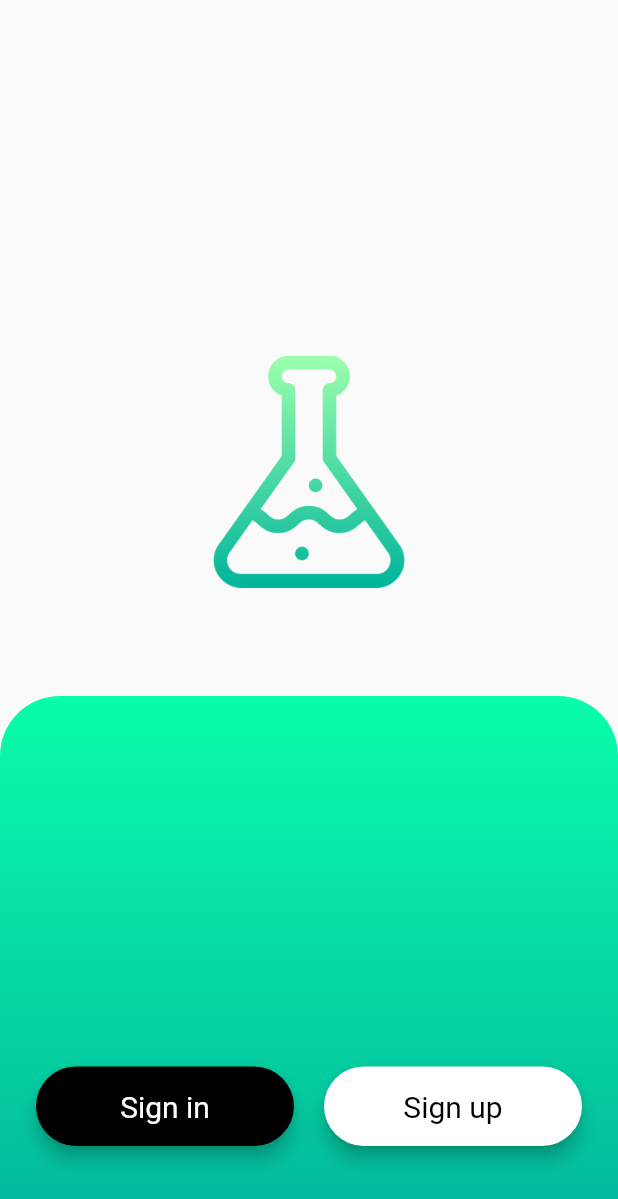
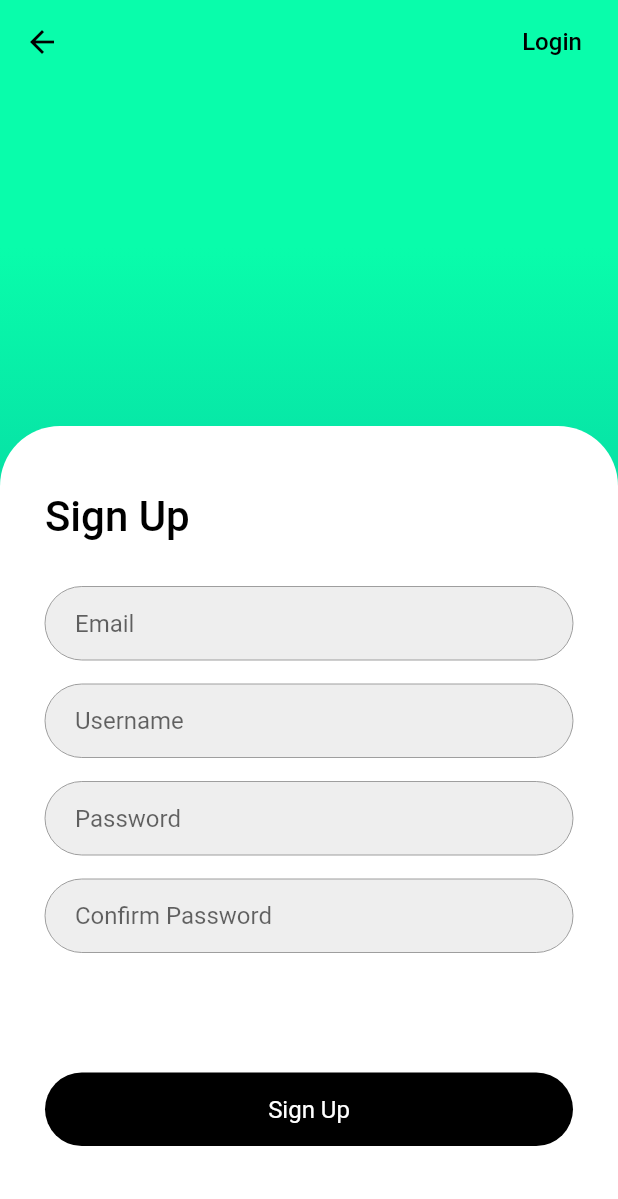
Before and after one commit to wit-id/Platter-Tutorial, a Flutter app: the screen it shows after launch, after a tap on "Sign up", on a phone screen of 412 x 824 dp. Shown: the top 1199 px of the screen. Run offline on Flutter 3.47's test engine with Material 2 defaults, Android fonts, the phone set to English and light mode, and no system bars; Roboto replaces fonts that are missing (Poppins).

Commit message:
Layout main, sign-in, sign-up

```diff
--- a/lib/main.dart
+++ b/lib/main.dart
@@ -1,5 +1,7 @@
 import 'package:flutter/material.dart';
 import 'screens/main_auth_screen.dart';
+import 'screens/sign_in_screen.dart';
+import 'screens/sign_up_screen.dart';
 
 void main() {
   runApp(MyApp());
@@ -29,7 +31,8 @@ class MyApp extends StatelessWidget {
       ),
       home: MyHomePage(),
       routes: {
-        //     ProductDetailScreen.routeName: (ctx) => ProductDetailScreen(),
+        SignInScreen.routeName: (ctx) => SignInScreen(),
+        SignUpScreen.routeName: (ctx) => SignUpScreen(),
         //     CartScreen.routeName: (ctx) => CartScreen(),
         //     OrdersScreen.routeName: (ctx) => OrdersScreen(),
         //     UserProductsScreen.routeName: (ctx) => UserProductsScreen(),
--- a/lib/screens/main_auth_screen.dart
+++ b/lib/screens/main_auth_screen.dart
@@ -1,4 +1,6 @@
 import 'package:flutter/material.dart';
+import 'package:test_flutter/screens/sign_in_screen.dart';
+import 'package:test_flutter/screens/sign_up_screen.dart';
 import 'package:test_flutter/utils/colors.dart';
 
 class MyHomePage extends StatefulWidget {
@@ -16,7 +18,7 @@ class MyHomePage extends StatefulWidget {
 }
 
 class _MyHomePageState extends State<MyHomePage> {
-  TextStyle style = TextStyle(fontFamily: 'Poppins', fontSize: 20.0);
+  TextStyle style = TextStyle(fontFamily: 'Poppins', fontSize: 16.0);
 
   @override
   Widget build(BuildContext context) {
@@ -24,10 +26,12 @@ class _MyHomePageState extends State<MyHomePage> {
       elevation: 5.0,
       borderRadius: BorderRadius.circular(30.0),
       color: Color(0xff000000),
+      shadowColor: Colors.transparent,
       child: MaterialButton(
         minWidth: MediaQuery.of(context).size.width,
         padding: EdgeInsets.fromLTRB(20.0, 15.0, 20.0, 15.0),
-        onPressed: () {},
+        onPressed: () =>
+            Navigator.of(context).pushNamed(SignInScreen.routeName),
         child: Text("Sign in",
             textAlign: TextAlign.center,
             style: style.copyWith(
@@ -39,10 +43,12 @@ class _MyHomePageState extends State<MyHomePage> {
       elevation: 5.0,
       borderRadius: BorderRadius.circular(30.0),
       color: Color(0xffffffff),
+      shadowColor: Colors.transparent,
       child: MaterialButton(
         minWidth: MediaQuery.of(context).size.width,
         padding: EdgeInsets.fromLTRB(20.0, 15.0, 20.0, 15.0),
-        onPressed: () {},
+        onPressed: () =>
+            Navigator.of(context).pushNamed(SignUpScreen.routeName),
         child: Text("Sign up",
             textAlign: TextAlign.center,
             style: style.copyWith(
@@ -71,11 +77,11 @@ class _MyHomePageState extends State<MyHomePage> {
         ),
         Expanded(
           child: Align(
-            alignment: Alignment.bottomCenter,
+            alignment: Alignment.bottomLeft,
             child: Container(
               alignment: Alignment.bottomCenter,
-              padding: EdgeInsets.only(left: 24, right: 24, bottom: 60),
-              height: 360,
+              padding: EdgeInsets.only(left: 30, right: 30, bottom: 60),
+              height: 320,
               decoration: BoxDecoration(
                   gradient: LinearGradient(
                       begin: Alignment.topCenter,
@@ -87,7 +93,31 @@ class _MyHomePageState extends State<MyHomePage> {
                   borderRadius: BorderRadius.only(
                       topLeft: Radius.circular(40),
                       topRight: Radius.circular(40))),
-              child: Row(
+              child: Column(
+                  crossAxisAlignment: CrossAxisAlignment.start,
+                  mainAxisSize: MainAxisSize.max,
+                  mainAxisAlignment: MainAxisAlignment.end,
+                  children: [
+                    Text("Welcome",
+                        textAlign: TextAlign.left,
+                        style: style.copyWith(
+                            color: Colors.black,
+                            fontSize: 28,
+                            fontWeight: FontWeight.w500)),
+                    SizedBox(
+                      height: 50,
+                    ),
+                    Text(
+                        "Lorem ipsum dolor sit amet, consectetur adipiscing elit, sed do eiusmod tempor incididunt ut labore et dolore magna aliqua.",
+                        textAlign: TextAlign.left,
+                        style: style.copyWith(
+                            color: Colors.black,
+                            fontSize: 16,
+                            fontWeight: FontWeight.normal)),
+                    SizedBox(
+                      height: 30,
+                    ),
+                    Row(
                       children: <Widget>[
                         Expanded(child: loginButon),
                         SizedBox(
@@ -96,6 +126,7 @@ class _MyHomePageState extends State<MyHomePage> {
                         Expanded(child: signupButton)
                       ],
                     ),
+                  ]),
             ),
           ),
         )
--- /dev/null
+++ b/lib/screens/sign_up_screen.dart
@@ -0,0 +1,192 @@
+import 'package:flutter/material.dart';
+import 'package:test_flutter/utils/colors.dart';
+import 'package:test_flutter/screens/sign_in_screen.dart';
+
+class SignUpScreen extends StatefulWidget {
+  static const routeName = 'sign-up';
+  // This widget is the home page of your application. It is stateful, meaning
+  // that it has a State object (defined below) that contains fields that affect
+  // how it looks.
+
+  // This class is the configuration for the state. It holds the values (in this
+  // case the title) provided by the parent (in this case the App widget) and
+  // used by the build method of the State. Fields in a Widget subclass are
+  // always marked "final".
+
+  @override
+  _SignUpScreenState createState() => _SignUpScreenState();
+}
+
+class _SignUpScreenState extends State<SignUpScreen> {
+  TextStyle style = TextStyle(fontFamily: 'Poppins', fontSize: 16.0);
+
+  @override
+  Widget build(BuildContext context) {
+    final emailField = TextField(
+      obscureText: false,
+      style: style,
+      decoration: InputDecoration(
+          contentPadding: EdgeInsets.fromLTRB(20.0, 15.0, 20.0, 15.0),
+          hintText: "Email",
+          fillColor: Colors.grey[200],
+          filled: true,
+          enabledBorder: OutlineInputBorder(
+            borderSide: const BorderSide(color: Colors.grey, width: 0.0),
+            borderRadius: BorderRadius.circular(32.0),
+          ),
+          border: OutlineInputBorder(
+            borderRadius: BorderRadius.circular(32.0),
+          )),
+    );
+    final usernameField = TextField(
+      obscureText: false,
+      style: style,
+      decoration: InputDecoration(
+          contentPadding: EdgeInsets.fromLTRB(20.0, 15.0, 20.0, 15.0),
+          hintText: "Username",
+          fillColor: Colors.grey[200],
+          filled: true,
+          enabledBorder: OutlineInputBorder(
+            borderSide: const BorderSide(color: Colors.grey, width: 0.0),
+            borderRadius: BorderRadius.circular(32.0),
+          ),
+          border: OutlineInputBorder(
+            borderRadius: BorderRadius.circular(32.0),
+          )),
+    );
+    final passwordField = TextField(
+      obscureText: true,
+      style: style,
+      decoration: InputDecoration(
+          contentPadding: EdgeInsets.fromLTRB(20.0, 15.0, 20.0, 15.0),
+          hintText: "Password",
+          fillColor: Colors.grey[200],
+          filled: true,
+          enabledBorder: OutlineInputBorder(
+            borderSide: const BorderSide(color: Colors.grey, width: 0.0),
+            borderRadius: BorderRadius.circular(32.0),
+          ),
+          border: OutlineInputBorder(
+            borderRadius: BorderRadius.circular(32.0),
+          )),
+    );
+    final confirmPasswordField = TextField(
+      obscureText: true,
+      style: style,
+      decoration: InputDecoration(
+          contentPadding: EdgeInsets.fromLTRB(20.0, 15.0, 20.0, 15.0),
+          hintText: "Confirm Password",
+          fillColor: Colors.grey[200],
+          filled: true,
+          enabledBorder: OutlineInputBorder(
+            borderSide: const BorderSide(color: Colors.grey, width: 0.0),
+            borderRadius: BorderRadius.circular(32.0),
+          ),
+          border: OutlineInputBorder(
+            borderRadius: BorderRadius.circular(32.0),
+          )),
+    );
+    final signupButon = Material(
+      elevation: 5.0,
+      borderRadius: BorderRadius.circular(30.0),
+      color: Color(0xff000000),
+      shadowColor: Colors.transparent,
+      child: MaterialButton(
+        minWidth: MediaQuery.of(context).size.width,
+        padding: EdgeInsets.fromLTRB(20.0, 15.0, 20.0, 15.0),
+        onPressed: () {},
+        child: Text("Sign Up",
+            textAlign: TextAlign.center,
+            style: style.copyWith(
+                color: Colors.white, fontWeight: FontWeight.normal)),
+      ),
+    );
+
+    return Scaffold(
+      extendBodyBehindAppBar: true,
+      appBar: AppBar(
+        brightness: Brightness.light,
+        backgroundColor: Colors.transparent,
+        shadowColor: Colors.transparent,
+        elevation: 0,
+        iconTheme: IconThemeData(
+          color: Colors.black, //change your color here
+        ),
+        actions: <Widget>[
+          FlatButton(
+            textColor: Colors.black,
+            onPressed: () =>
+                Navigator.of(context).pushNamed(SignInScreen.routeName),
+            child: Text(
+              "Login",
+              style: style,
+            ),
+          ),
+        ],
+      ),
+      body: Stack(children: [
+        Align(
+          alignment: Alignment.bottomCenter,
+          child: Container(
+            padding: EdgeInsets.all(0),
+            decoration: BoxDecoration(
+              gradient: LinearGradient(
+                  begin: Alignment.topCenter,
+                  stops: [0.2, 0.7],
+                  end: Alignment.bottomCenter,
+                  colors: [MyColors.primaryGreen, MyColors.primaryGreenDark]),
+            ),
+            alignment: Alignment.bottomCenter,
+          ),
+        ),
+        Align(
+          alignment: Alignment.bottomLeft,
+          child: Container(
+            alignment: Alignment.bottomCenter,
+            padding: EdgeInsets.only(left: 30, right: 30, bottom: 60),
+            height: 540,
+            decoration: BoxDecoration(
+                color: Colors.white,
+                borderRadius: BorderRadius.only(
+                    topLeft: Radius.circular(40),
+                    topRight: Radius.circular(40))),
+            child: Column(
+                crossAxisAlignment: CrossAxisAlignment.start,
+                mainAxisSize: MainAxisSize.max,
+                mainAxisAlignment: MainAxisAlignment.end,
+                children: [
+                  Text("Sign Up",
+                      textAlign: TextAlign.left,
+                      style: style.copyWith(
+                          color: Colors.black,
+                          fontSize: 28,
+                          fontWeight: FontWeight.w500)),
+                  SizedBox(
+                    height: 30,
+                  ),
+                  emailField,
+                  SizedBox(
+                    height: 16,
+                  ),
+                  usernameField,
+                  SizedBox(
+                    height: 16,
+                  ),
+                  passwordField,
+                  SizedBox(
+                    height: 16,
+                  ),
+                  confirmPasswordField,
+                  SizedBox(
+                    height: 80,
+                  ),
+                  Row(
+                    children: <Widget>[Expanded(child: signupButon)],
+                  ),
+                ]),
+          ),
+        ),
+      ]),
+    );
+  }
+}
```
Also changed, not shown: lib/screens/sign_in_screen.dart (added, +174 -0 lines). Lines whose indentation alone changed are shown as unchanged.
